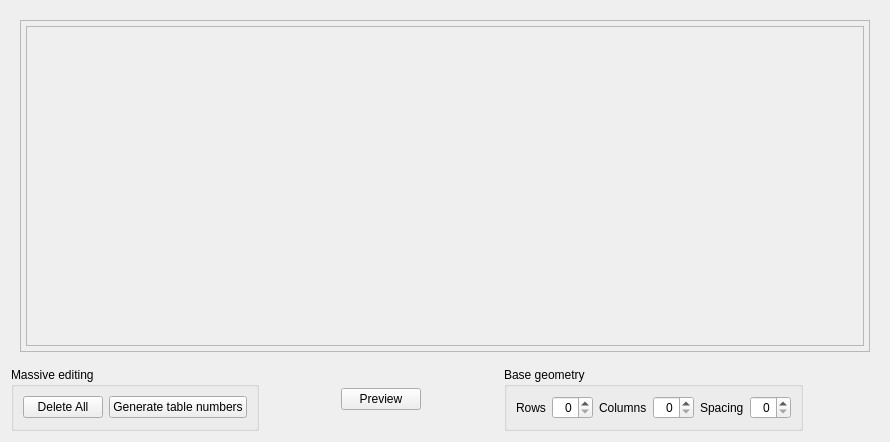
First picture: the form in App/Ui/TableWidget.ui, repository paolodestefani/pySagra3, before the edit.
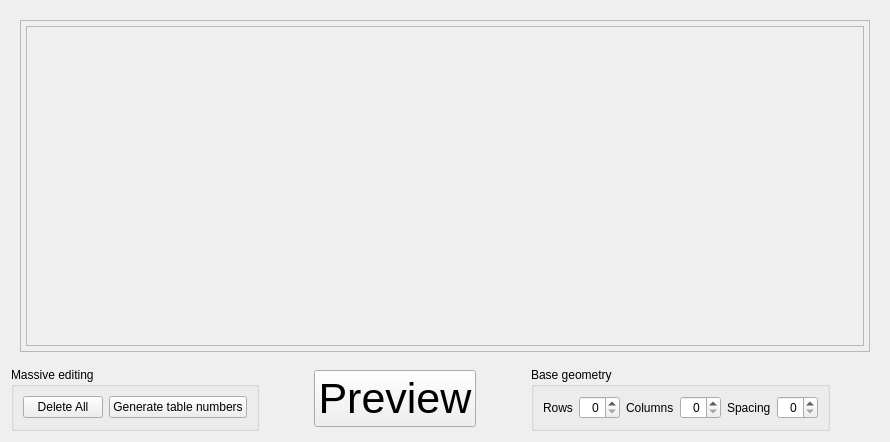
Second picture: the form after the edit. The open tabs and pages were chosen to show the change. Custom widgets are drawn as their Qt base class.

```diff
--- a/App/Ui/TableWidget.ui
+++ b/App/Ui/TableWidget.ui
@@ -149,6 +149,12 @@
      </item>
      <item>
       <widget class="QPushButton" name="pushButtonPreview">
+       <property name="font">
+        <font>
+         <pointsize>32</pointsize>
+         <kerning>true</kerning>
+        </font>
+       </property>
        <property name="text">
         <string>Preview</string>
        </property>
```
Left out of the diff: 4 changed lines with no effect on the pictures.
